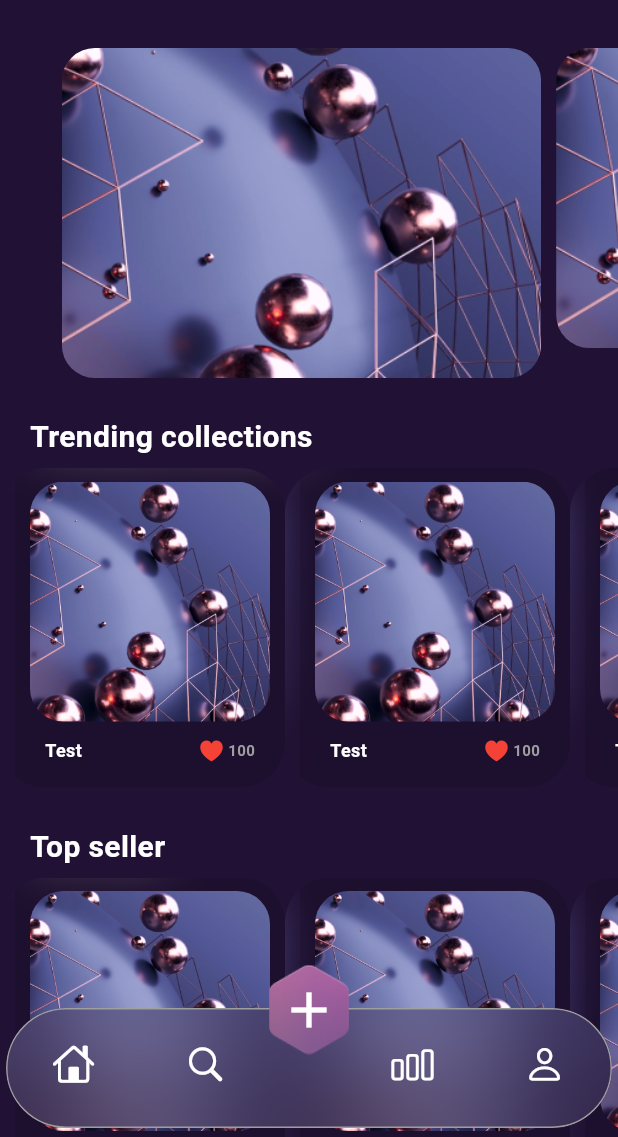
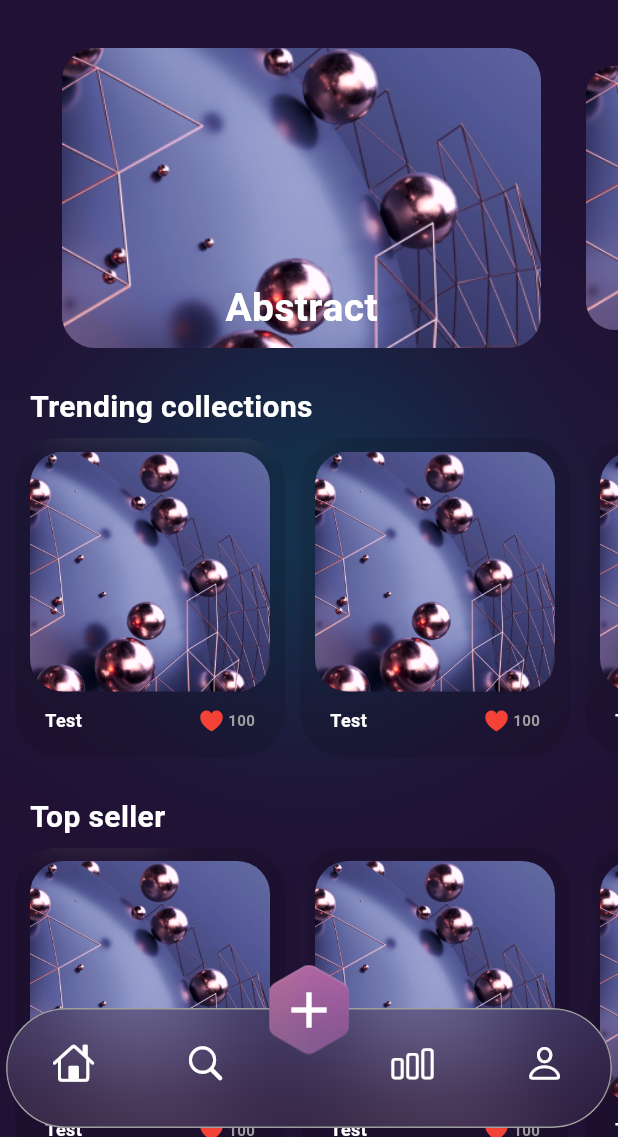
Before and after one commit to amir-hossein-rajaezadeh/flutter_nft_market, a Flutter app: the MainPage screen opened directly, on a phone screen of 412 x 824 dp, the part 99-1236 px from its top. Run offline on Flutter 3.47's test engine with Material 3 defaults, Android fonts, the phone set to English and light mode, and no system bars; drawn by our look-alikes of expandable_page_view.

Commit message:
Done main page

```diff
--- a/lib/screens/main_page.dart
+++ b/lib/screens/main_page.dart
@@ -2,6 +2,8 @@ import 'dart:ui';
 import 'package:expandable_page_view/expandable_page_view.dart';
 import 'package:flutter/cupertino.dart';
 import 'package:flutter/material.dart';
+import 'package:flutter/rendering.dart';
+import 'package:flutter/widgets.dart';
 import 'package:flutter_nft_market/utils/my_colors.dart';
 import 'package:flutter_nft_market/widgets/bottom_nav_bar.dart';
 
@@ -12,7 +14,7 @@ class MainPage extends StatefulWidget {
   State<MainPage> createState() => _MainPageState();
 }
 
-class _MainPageState extends State<MainPage> {
+class _MainPageState extends State<MainPage> with TickerProviderStateMixin {
   final PageController _pageController =
       PageController(initialPage: 0, viewportFraction: 0.8);
 
@@ -25,7 +27,20 @@ class _MainPageState extends State<MainPage> {
       body: Stack(
         alignment: Alignment.bottomCenter,
         children: [
-          ListView(
+          Center(
+            child: Container(
+              width: 215,
+              height: 215,
+              decoration: BoxDecoration(
+                color: MyColors.blurBackgroundColor,
+                borderRadius: BorderRadius.circular(100),
+              ),
+            ),
+          ),
+          ClipRRect(
+            child: BackdropFilter(
+              filter: ImageFilter.blur(sigmaX: 80, sigmaY: 80),
+              child: ListView(
                 children: [
                   Container(
                     alignment: Alignment.center,
@@ -41,28 +56,47 @@ class _MainPageState extends State<MainPage> {
                   Container(
                     margin: const EdgeInsets.only(top: 32),
                     child: ExpandablePageView.builder(
-                  animationDuration: const Duration(milliseconds: 300),
+                      animationDuration: const Duration(milliseconds: 320),
                       controller: _pageController,
                       onPageChanged: (index) => setState(() {
                         selectedIndex = index;
                       }),
                       itemCount: 3,
                       itemBuilder: (context, index) {
-                    return AnimatedContainer(
+                        return AnimatedScale(
+                          scale: selectedIndex == index ? 1 : 0.88,
+                          duration: const Duration(milliseconds: 350),
+                          child: Container(
                             width: 280,
-                      height: selectedIndex == index ? 220 : 200,
-                      duration: const Duration(milliseconds: 270),
+                            height: 200,
                             margin: const EdgeInsets.only(right: 10),
                             child: Container(
                               width: 280,
                               decoration: BoxDecoration(
                                 borderRadius: BorderRadius.circular(30),
                               ),
-                        child: ClipRRect(
+                              child: Stack(
+                                alignment: Alignment.bottomCenter,
+                                fit: StackFit.expand,
+                                children: [
+                                  ClipRRect(
                                     borderRadius: BorderRadius.circular(22),
                                     child: Image.asset(
                                       "assets/images/background.png",
                                       fit: BoxFit.cover,
+                                    ),
+                                  ),
+                                  const Positioned(
+                                    bottom: 8,
+                                    child: Text(
+                                      "Abstract",
+                                      style: TextStyle(
+                                          color: Colors.white,
+                                          fontSize: 26,
+                                          fontWeight: FontWeight.w700),
+                                    ),
+                                  )
+                                ],
                               ),
                             ),
                           ),
@@ -75,6 +109,8 @@ class _MainPageState extends State<MainPage> {
                   _buildListTitleWidget("Top seller"),
                   _buildListViewWidget(),
                 ],
+              ),
+            ),
           ),
           const BottomNaviagationBarWidget(),
           Positioned(
@@ -115,12 +151,13 @@ class _MainPageState extends State<MainPage> {
         shrinkWrap: true,
         scrollDirection: Axis.horizontal,
         itemBuilder: (context, index) {
-          return ClipRRect(
+          return Padding(
+            padding: const EdgeInsets.only(left: 10),
+            child: ClipRRect(
               borderRadius: BorderRadius.circular(30),
               child: BackdropFilter(
                 filter: ImageFilter.blur(sigmaX: 16, sigmaY: 16),
                 child: Container(
-                margin: const EdgeInsets.only(left: 10),
                   width: 180,
                   decoration: BoxDecoration(
                     color: Colors.transparent.withOpacity(0.11),
@@ -182,6 +219,7 @@ class _MainPageState extends State<MainPage> {
                   ),
                 ),
               ),
+            ),
           );
         },
       ),
--- a/lib/utils/my_colors.dart
+++ b/lib/utils/my_colors.dart
@@ -3,5 +3,6 @@ import 'package:flutter/material.dart';
 class MyColors {
   static const grey = Color(0xFFEBEBF5);
   static const lightBlue = Color(0xFF97A9F6);
-  static const background=Color(0xFF211134);
+  static const background = Color(0xFF211134);
+  static const Color blurBackgroundColor = Color(0xFF0C445B);
 }
--- a/lib/widgets/bottom_nav_bar.dart
+++ b/lib/widgets/bottom_nav_bar.dart
@@ -1,7 +1,6 @@
 import 'dart:ui';
 import 'package:flutter/cupertino.dart';
 import 'package:flutter/material.dart';
-import 'package:flutter/widgets.dart';
 
 class BottomNaviagationBarWidget extends StatelessWidget {
   const BottomNaviagationBarWidget({super.key});
@@ -45,7 +44,7 @@ class BottomNaviagationBarWidget extends StatelessWidget {
 
   Widget buildNavBarIcon(IconData iconWidget, bool hasMarginRight) {
     return Padding(
-      padding: EdgeInsets.only(bottom: 6, right: hasMarginRight ? 50 : 0),
+      padding: EdgeInsets.only(bottom: 8, right: hasMarginRight ? 50 : 0),
       child: Icon(
         iconWidget,
         color: Colors.white,
```
Lines whose indentation alone changed are shown as unchanged.
